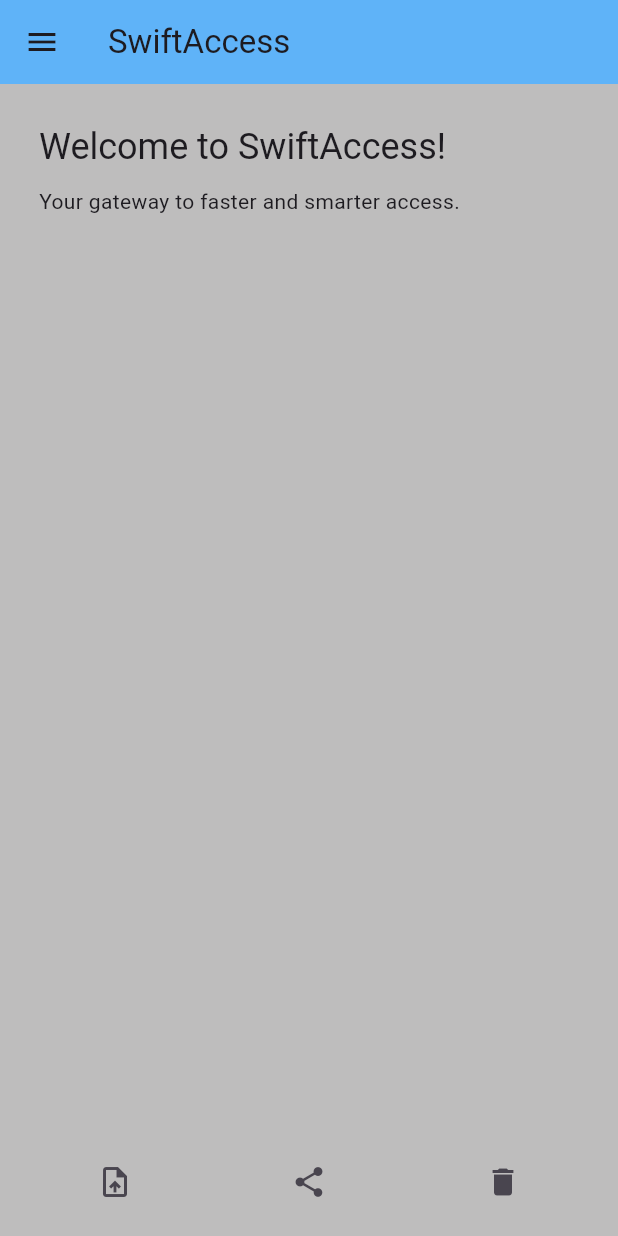
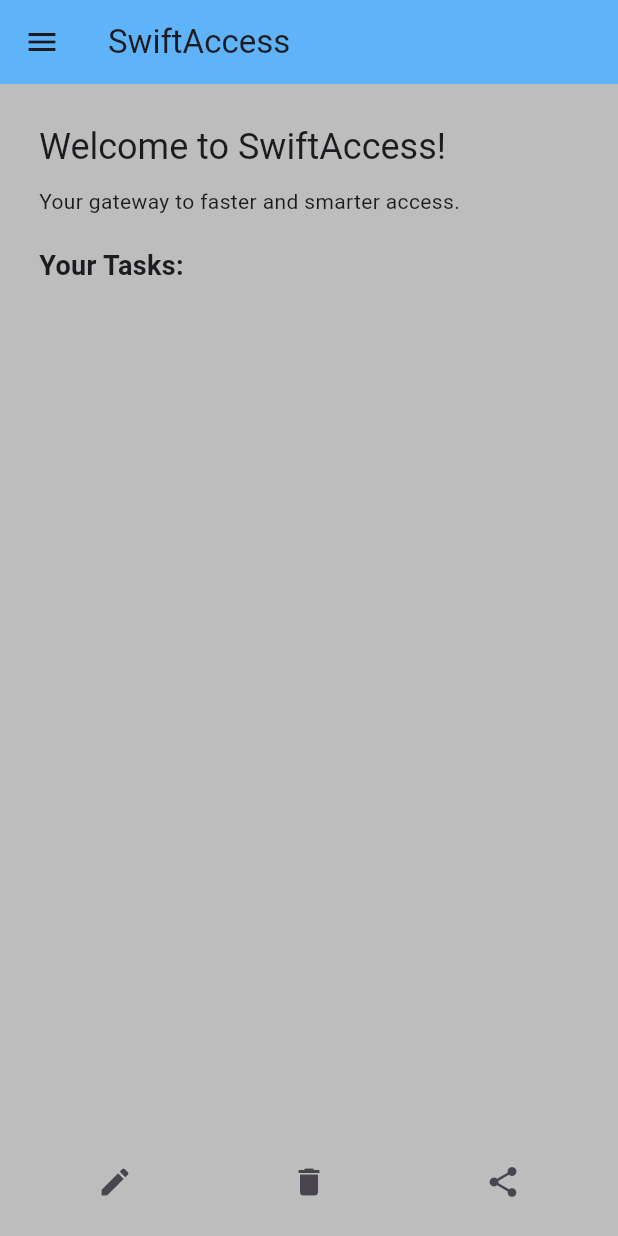
Before and after one commit to ochieng-isaac-omondi/flutter_takehome, a Flutter app: the HomeScreen screen opened directly, on a phone screen of 412 x 824 dp. Run offline on Flutter 3.47's test engine with Material 3 defaults, Android fonts, the light colour scheme and no system bars.

Commit message:
Add files via upload

```diff
--- a/lib/home_screen.dart
+++ b/lib/home_screen.dart
@@ -3,56 +3,159 @@ import 'package:login_screen/main.dart';
 import 'package:login_screen/setting_screen.dart';
 import 'profile_screen.dart';
 
-class HomeScreen extends StatelessWidget {
+class HomeScreen extends StatefulWidget {
+  @override
+  _HomeScreenState createState() => _HomeScreenState();
+}
+
+class _HomeScreenState extends State<HomeScreen> {
+  List<String> tasks = []; // List to hold tasks added by the user.
+
+  void _createTask() {
+    // Function to handle task creation.
+    TextEditingController _taskController =
+        TextEditingController(); // Controller for the input field.
+
+    showDialog(
+      // Opens a dialog for task input.
+      context: context,
+      builder: (context) {
+        return AlertDialog(
+          // Dialog with input field and buttons.
+          title: Text("Create Task"), // Title of the dialog.
+          content: TextField(
+            // Input field for the task name.
+            controller: _taskController,
+            decoration: InputDecoration(
+              hintText: "Enter task name",
+            ), // Placeholder text.
+          ),
+          actions: [
+            TextButton(
+              // Cancel button to close the dialog.
+              onPressed: () => Navigator.pop(context),
+              child: Text("Cancel"),
+            ),
+            TextButton(// Create button to add task.
+              onPressed: () {
+                String task =
+                    _taskController.text
+                        .trim(); // Gets input and trims whitespace.
+                if (task.isNotEmpty) {
+                  setState(() {
+                    tasks.add(task); // Adds the task to the list.
+                  });
+                  Navigator.pop(context); // Closes the dialog.
+                  ScaffoldMessenger.of(context).showSnackBar(
+                    SnackBar(
+                      content: Text("Task '$task' created!"),
+                    ), // Shows a confirmation message.
+                  );
+                }
+              },
+              child: Text("Create"),
+            ),
+          ],
+        );
+      },
+    );
+  }
+
+  void _delete() {// Placeholder function for general delete action.
+    ScaffoldMessenger.of(
+      context,
+    ).showSnackBar(SnackBar(content: Text("General delete pressed.")));
+  }
+
+  void _share() {// Function to simulate sharing tasks.
+    ScaffoldMessenger.of(
+      context,
+    ).showSnackBar(SnackBar(content: Text("Sharing tasks...")));
+  }
+
   @override
   Widget build(BuildContext context) {
     return SafeArea(
       child: Scaffold(
-        backgroundColor: const Color.fromARGB(255, 190, 189, 189),
+        backgroundColor: Color.fromARGB( 255, 190, 189, 189,
+        ), // Background color for the screen.
         appBar: AppBar(
           title: Text("SwiftAccess"),
-          backgroundColor: const Color.fromARGB(255, 95, 179, 248),
-        ), //title
-        body: SingleChildScrollView(
+          backgroundColor: Color.fromARGB( 255, 95, 179,248,
+          ),
+        ),
+        body: SingleChildScrollView(// Makes the screen scrollable vertically.
           padding: EdgeInsets.all(26),
           child: Column(
             crossAxisAlignment: CrossAxisAlignment.start,
             children: [
               Text(
                 "Welcome to SwiftAccess!",
-                style: Theme.of(context).textTheme.headlineSmall,
+                style:
+                    Theme.of(
+                      context,
+                    ).textTheme.headlineSmall, // Uses theme styling.
               ),
               SizedBox(height: 10),
               Text(
                 "Your gateway to faster and smarter access.",
                 style: Theme.of(context).textTheme.bodyMedium,
               ),
+              SizedBox(height: 20),
+              Text(
+                "Your Tasks:",
+                style: TextStyle(
+                  fontSize: 18,
+                  fontWeight: FontWeight.bold,
+                ), // Custom bold heading.
+              ),
+              ...tasks.asMap().entries.map((entry) {// Dynamically builds a list of tasks.
+                int index = entry.key;
+                String task = entry.value;
+                return ListTile( // Each task displayed as a ListTile.
+                  leading: Icon(Icons.task), // Task icon.
+                  title: Text(task), // Displays the task name.
+                  trailing: IconButton(// Delete button.
+                    icon: Icon(Icons.delete, color: Colors.red),
+                    onPressed: () {
+                      setState(() {
+                        tasks.removeAt(index); // Removes the task.
+                      });
+                      ScaffoldMessenger.of(context).showSnackBar(
+                        SnackBar(
+                          content: Text("Task deleted."),
+                        ), // Feedback message.
+                      );
+                    },
+                  ),
+                );
+              }),
             ],
           ),
-        ),//allows to scroll content when it is too big to fit on screen
+        ),
         bottomNavigationBar: Padding(
           padding: EdgeInsets.all(12.0),
           child: Row(
             mainAxisAlignment: MainAxisAlignment.spaceAround,
             children: [
               IconButton(
-                onPressed: () {},
-                icon: Icon(Icons.upload_file),
-                tooltip: "Upload",
+                onPressed: _createTask,
+                icon: Icon(Icons.create),
+                tooltip: "Create Task",
               ),
               IconButton(
-                onPressed: () {},
+                onPressed: _delete,
+                icon: Icon(Icons.delete),
+                tooltip: "Delete",
+              ),
+              IconButton(
+                onPressed: _share,
                 icon: Icon(Icons.share),
                 tooltip: "Share",
               ),
-              IconButton(
-                onPressed: () {},
-                icon: Icon(Icons.delete),
-                tooltip: "Delete", //small message displayed when you long press the icon
-              ),
             ],
           ),
-        ),//creating botton icons
+        ),
         drawer: Drawer(
           child: ListView(
             padding: EdgeInsets.zero,
@@ -83,10 +186,7 @@ class HomeScreen extends StatelessWidget {
                 leading: Icon(Icons.home),
                 title: Text("Home"),
                 onTap: () {
-                  Navigator.push(
-                    context,
-                    MaterialPageRoute(builder: (context) => HomeScreen()),
-                  );
+                  Navigator.pop(context); // Closes the drawer.
                 },
               ),
               ListTile(
@@ -98,7 +198,7 @@ class HomeScreen extends StatelessWidget {
                     MaterialPageRoute(builder: (context) => ProfileScreen()),
                   );
                 },
-              ),//creates list style rows
+              ),
               ListTile(
                 leading: Icon(Icons.settings),
                 title: Text("Setting"),
@@ -108,22 +208,21 @@ class HomeScreen extends StatelessWidget {
                     MaterialPageRoute(builder: (context) => SettingScreen()),
                   );
                 },
-              ),//creates list style rows
+              ),
               ListTile(
                 leading: Icon(Icons.logout),
                 title: Text("Logout"),
                 onTap: () {
-                  Navigator.pushReplacement(
+                  Navigator.pushReplacement(// Replaces current screen with login.
                     context,
                     MaterialPageRoute(builder: (context) => LoginScreen()),
                   );
                 },
-              ), //adds list menu options
+              ),
             ],
           ),
         ),
-        //opens as a menu
       ),
-    );//ensures content fits on the screen without overlapping
+    );
   }
 }
```
